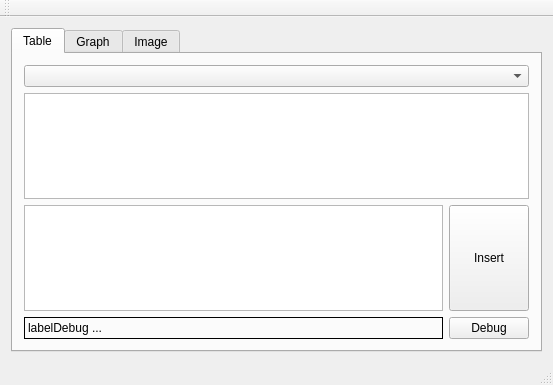
Qt form DaricLib/MainWindow.ui (daamcat/Daric) before a commit.
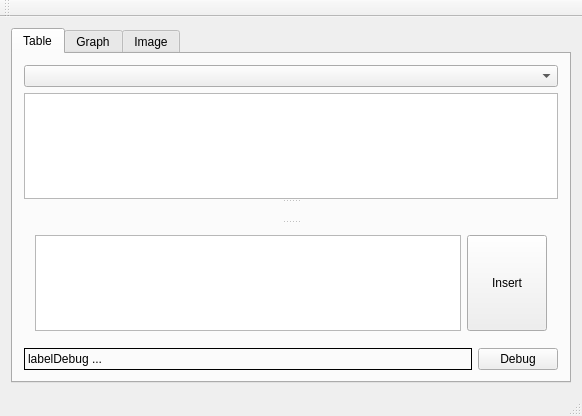
The same form after that commit. Custom widgets are drawn as their Qt base class.

```diff
--- a/DaricLib/MainWindow.ui
+++ b/DaricLib/MainWindow.ui
@@ -6,15 +6,15 @@
    <rect>
     <x>0</x>
     <y>0</y>
-    <width>553</width>
-    <height>385</height>
+    <width>582</width>
+    <height>416</height>
    </rect>
   </property>
   <property name="windowTitle">
    <string>MainWindow</string>
   </property>
   <widget class="QWidget" name="centralWidget">
-   <layout class="QVBoxLayout" name="verticalLayout_2">
+   <layout class="QVBoxLayout" name="verticalLayout">
     <item>
      <widget class="QTabWidget" name="tabWidget">
       <property name="currentIndex">
@@ -24,11 +24,15 @@
        <attribute name="title">
         <string>Table</string>
        </attribute>
-       <layout class="QVBoxLayout" name="verticalLayout">
+       <layout class="QVBoxLayout" name="verticalLayout_2">
         <item>
          <widget class="QComboBox" name="comboBoxTables"/>
         </item>
         <item>
+         <widget class="QSplitter" name="splitter">
+          <property name="orientation">
+           <enum>Qt::Vertical</enum>
+          </property>
          <widget class="TableView" name="tableView">
           <property name="dragEnabled">
            <bool>true</bool>
@@ -49,8 +53,8 @@
            <bool>false</bool>
           </attribute>
          </widget>
-        </item>
-        <item>
+          <widget class="NewRecordWidget" name="widget" native="true"/>
+          <widget class="QWidget" name="">
          <layout class="QHBoxLayout" name="horizontalLayoutNewRecord">
           <item>
            <widget class="TableWidget" name="tableWidgetNewRecord">
@@ -79,7 +83,7 @@
              <number>1</number>
             </property>
             <attribute name="horizontalHeaderVisible">
-             <bool>true</bool>
+               <bool>false</bool>
             </attribute>
             <attribute name="horizontalHeaderHighlightSections">
              <bool>true</bool>
@@ -110,6 +114,8 @@
            </widget>
           </item>
          </layout>
+          </widget>
+         </widget>
         </item>
         <item>
          <layout class="QHBoxLayout" name="horizontalLayoutDebug">
@@ -220,6 +226,12 @@
    <extends>QPushButton</extends>
    <header>PushButtonRecordEdit.h</header>
   </customwidget>
+  <customwidget>
+   <class>NewRecordWidget</class>
+   <extends>QWidget</extends>
+   <header>NewRecordWidget.h</header>
+   <container>1</container>
+  </customwidget>
  </customwidgets>
  <resources/>
  <connections/>
```
Left out of the diff: 2 changed lines with no effect on the pictures. Lines whose indentation alone changed are shown as unchanged.
